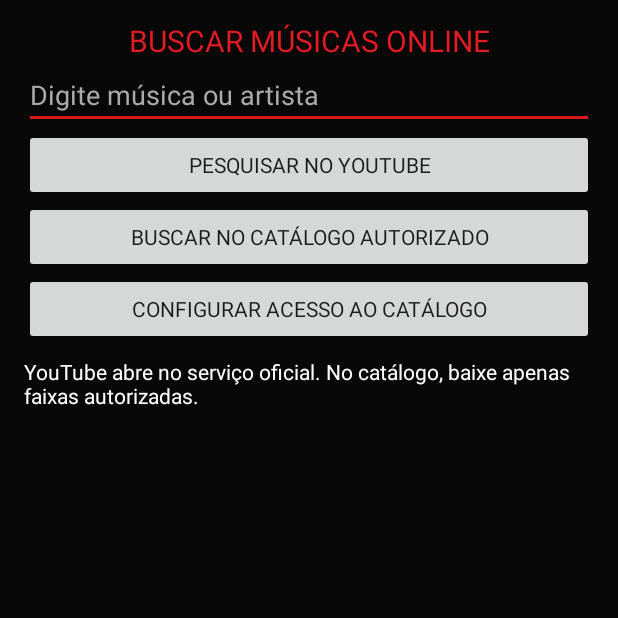
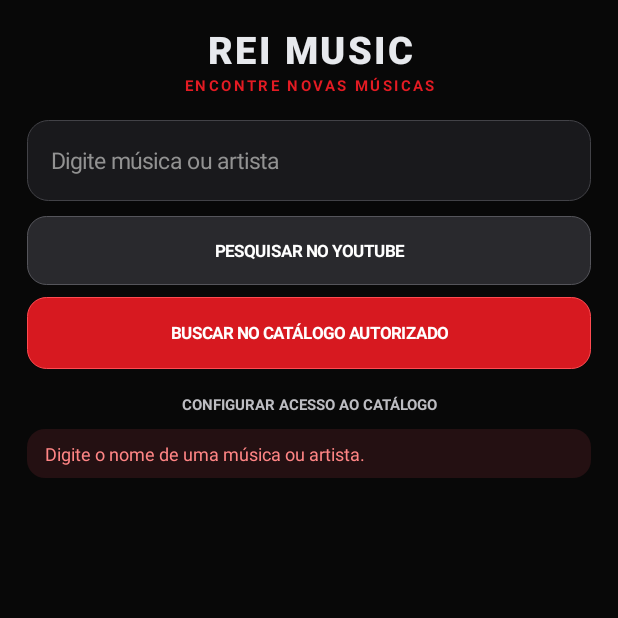
Before and after one commit to Reichevette76/M-sicas-, an Android app: the OnlineSearchActivity screen opened directly, with no data from a screen before it, after a tap on "PESQUISAR NO YOUTUBE", on a phone screen of 412 x 824 dp, the top half of it. Run offline under Robolectric (Android 15) with nearby library versions, the phone set to English and light mode, and no system bars.

Commit message:
Atualiza visual da busca online do REI MUSIC

```diff
--- a/app/src/main/java/br/com/reimusicplayer/OnlineSearchActivity.kt
+++ b/app/src/main/java/br/com/reimusicplayer/OnlineSearchActivity.kt
@@ -24,54 +24,93 @@ class OnlineSearchActivity : AppCompatActivity() {
 
     override fun onCreate(savedInstanceState: Bundle?) {
         super.onCreate(savedInstanceState)
+        window.statusBarColor = 0xFF080808.toInt()
+        window.navigationBarColor = 0xFF080808.toInt()
         val root = LinearLayout(this).apply {
             orientation = LinearLayout.VERTICAL
-            setPadding(24, 20, 24, 20)
+            setPadding(dp(18), dp(16), dp(18), dp(14))
             setBackgroundColor(0xFF080808.toInt())
         }
+        val heading = LinearLayout(this).apply {
+            orientation = LinearLayout.VERTICAL
+            gravity = Gravity.CENTER
+            setPadding(0, 0, 0, dp(16))
+        }
         val title = TextView(this).apply {
-            text = "BUSCAR MÚSICAS ONLINE"
-            textSize = 20f
-            setTextColor(0xFFE31B23.toInt())
+            text = "REI MUSIC"
+            textSize = 25f
+            setTextColor(0xFFE7E9ED.toInt())
+            typeface = android.graphics.Typeface.create("sans-serif-black", android.graphics.Typeface.BOLD)
+            letterSpacing = 0.08f
             gravity = Gravity.CENTER
         }
-        root.addView(title)
+        heading.addView(title)
+        val subtitle = TextView(this).apply {
+            text = "ENCONTRE NOVAS MÚSICAS"
+            textSize = 10f
+            setTextColor(0xFFE31B23.toInt())
+            typeface = android.graphics.Typeface.DEFAULT_BOLD
+            letterSpacing = 0.16f
+            gravity = Gravity.CENTER
+        }
+        heading.addView(subtitle)
+        root.addView(heading)
+
         query = EditText(this).apply {
             hint = "Digite música ou artista"
             setSingleLine(true)
+            textSize = 15f
             setTextColor(0xFFFFFFFF.toInt())
-            setHintTextColor(0xFFAAAAAA.toInt())
-        }
-        root.addView(query)
-        val youtube = Button(this).apply {
-            text = "PESQUISAR NO YOUTUBE"
-            setOnClickListener {
-                val term = query.text.toString().trim()
-                if (term.isNotEmpty()) {
-                    val url = "https://www.youtube.com/results?search_query=" + Uri.encode(term)
-                    startActivity(Intent(Intent.ACTION_VIEW, Uri.parse(url)))
-                }
+            setHintTextColor(0xFF929292.toInt())
+            setPadding(dp(16), dp(4), dp(16), dp(4))
+            background = android.graphics.drawable.GradientDrawable().apply {
+                setColor(0xFF19191C.toInt())
+                cornerRadius = dp(14).toFloat()
+                setStroke(dp(1), 0xFF424247.toInt())
             }
         }
-        root.addView(youtube)
-        val jamendo = Button(this).apply {
-            text = "BUSCAR NO CATÁLOGO AUTORIZADO"
-            setOnClickListener { searchJamendo() }
+        root.addView(query, LinearLayout.LayoutParams(-1, dp(54)).apply { bottomMargin = dp(10) })
+
+        val youtube = actionButton("PESQUISAR NO YOUTUBE", 0xFF29292D.toInt(), 0xFF55555B.toInt())
+        youtube.setOnClickListener {
+            val term = query.text.toString().trim()
+            if (term.isNotEmpty()) {
+                val url = "https://www.youtube.com/results?search_query=" + Uri.encode(term)
+                startActivity(Intent(Intent.ACTION_VIEW, Uri.parse(url)))
+            } else {
+                status.text = "Digite o nome de uma música ou artista."
+            }
         }
-        root.addView(jamendo)
-        val keyButton = Button(this).apply {
+        root.addView(youtube, LinearLayout.LayoutParams(-1, dp(46)).apply { bottomMargin = dp(8) })
+        val jamendo = actionButton("BUSCAR NO CATÁLOGO AUTORIZADO", 0xFFD71920.toInt(), 0xFFFF4B52.toInt())
+        jamendo.setOnClickListener { searchJamendo() }
+        root.addView(jamendo, LinearLayout.LayoutParams(-1, dp(48)).apply { bottomMargin = dp(8) })
+        val keyButton = TextView(this).apply {
             text = "CONFIGURAR ACESSO AO CATÁLOGO"
+            textSize = 10f
+            setTextColor(0xFFBDBDC2.toInt())
+            gravity = Gravity.CENTER
+            typeface = android.graphics.Typeface.DEFAULT_BOLD
             setOnClickListener { askClientId() }
         }
-        root.addView(keyButton)
+        root.addView(keyButton, LinearLayout.LayoutParams(-1, dp(32)))
+
         status = TextView(this).apply {
             text = "YouTube abre no serviço oficial. No catálogo, baixe apenas faixas autorizadas."
-            setTextColor(0xFFFFFFFF.toInt())
-            setPadding(0, 12, 0, 12)
+            textSize = 12f
+            setTextColor(0xFFFF8585.toInt())
+            setPadding(dp(12), dp(8), dp(12), dp(8))
+            background = android.graphics.drawable.GradientDrawable().apply {
+                setColor(0xFF241012.toInt())
+                cornerRadius = dp(12).toFloat()
+            }
         }
-        root.addView(status)
+        root.addView(status, LinearLayout.LayoutParams(-1, -2).apply { bottomMargin = dp(10) })
         val scroll = ScrollView(this)
-        results = LinearLayout(this).apply { orientation = LinearLayout.VERTICAL }
+        results = LinearLayout(this).apply {
+            orientation = LinearLayout.VERTICAL
+            setPadding(0, dp(2), 0, dp(4))
+        }
         scroll.addView(results)
         root.addView(scroll, LinearLayout.LayoutParams(-1, 0, 1f))
         setContentView(root)
@@ -80,6 +119,26 @@ class OnlineSearchActivity : AppCompatActivity() {
             status.text = "Catálogo autorizado conectado. Digite uma música ou artista para pesquisar."
         }
     }
+
+    private fun actionButton(label: String, color: Int, stroke: Int): Button =
+        Button(this).apply {
+            text = label
+            textSize = 11f
+            isAllCaps = false
+            setTextColor(0xFFFFFFFF.toInt())
+            backgroundTintList = null
+            background = android.graphics.drawable.GradientDrawable().apply {
+                setColor(color)
+                cornerRadius = dp(13).toFloat()
+                setStroke(dp(1), stroke)
+            }
+            typeface = android.graphics.Typeface.DEFAULT_BOLD
+            minHeight = dp(44)
+            minimumHeight = dp(44)
+            stateListAnimator = null
+        }
+
+    private fun dp(value: Int): Int = (value * resources.displayMetrics.density).toInt()
 
     private fun askClientId() {
         val input = EditText(this).apply {
```
